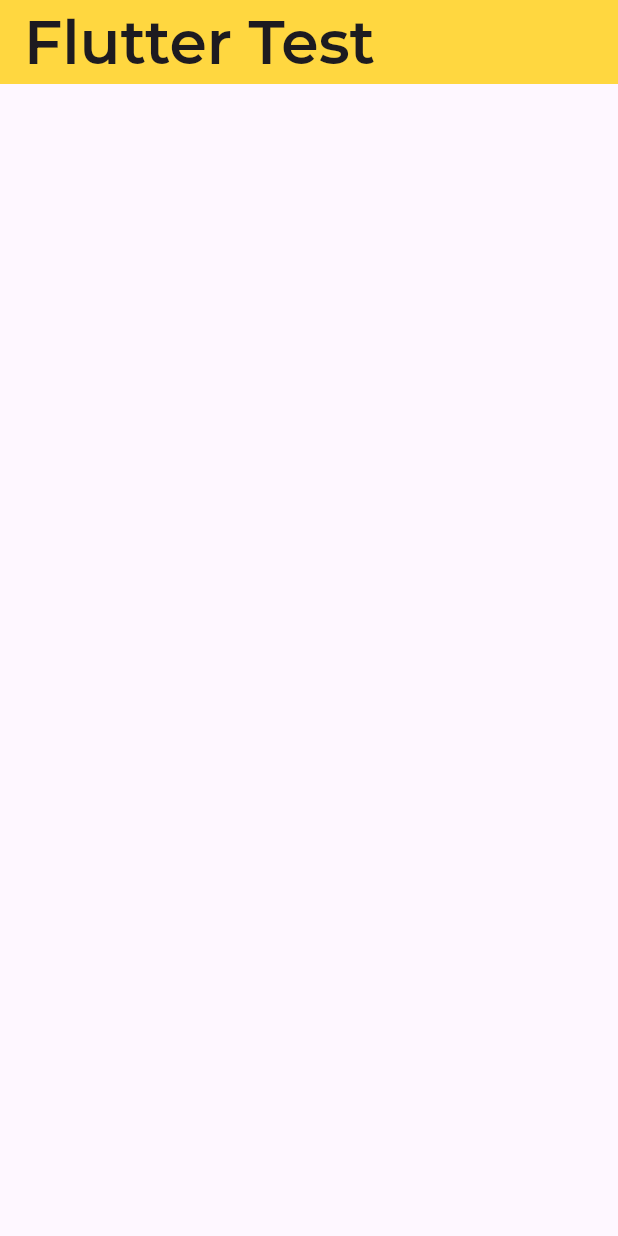
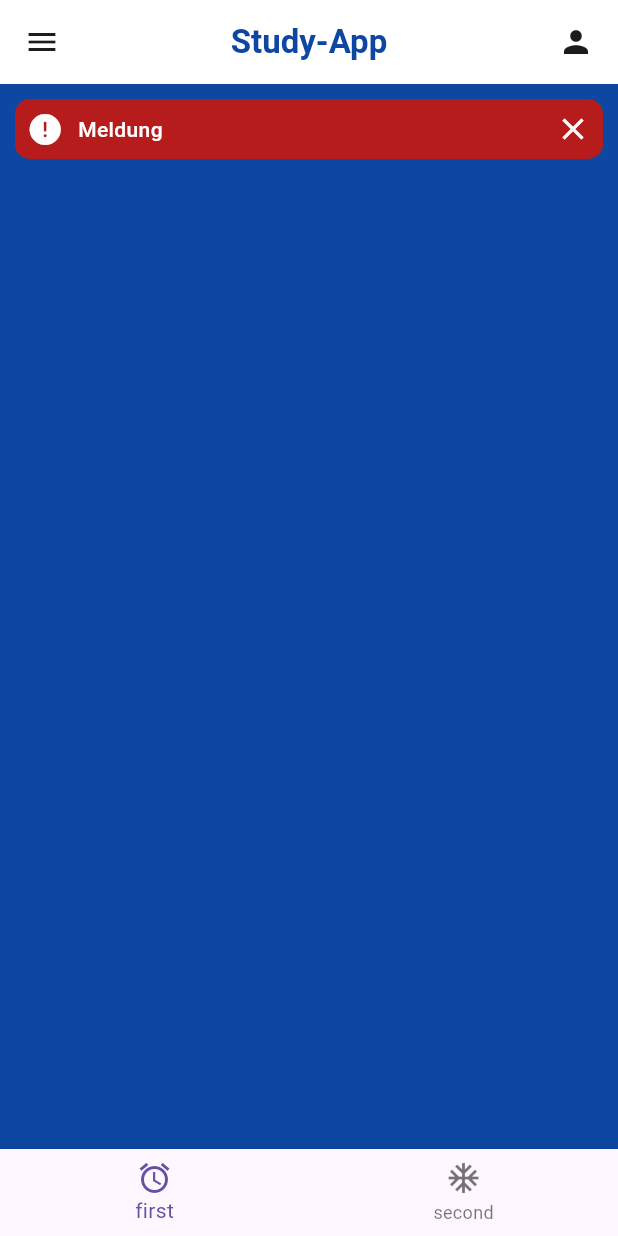
Before and after one commit to Addurezz/Study-App-User-Interface, a Flutter app: the screen it shows after launch, on a phone screen of 412 x 824 dp. Run offline on Flutter 3.47's test engine with Material 3 defaults, Android fonts, the phone set to English and light mode, and no system bars; project files that could hold a hidden picture were left out.

Commit message:
Basic setup of homepage, red rectangle started

```diff
--- a/lib/main.dart
+++ b/lib/main.dart
@@ -1,3 +1,4 @@
+import 'package:flutter/cupertino.dart';
 import 'package:flutter/material.dart';
 
 void main() {
@@ -10,20 +11,82 @@ class MyApp extends StatelessWidget {
   @override
   Widget build(BuildContext context) {
     return MaterialApp(
-      theme: ThemeData(),
-      home: Scaffold(
-        appBar: AppBar(
-          title: const Text(
-            "Flutter Test",
-            style: TextStyle(
-              fontFamily: "Montserrat",
-              fontSize: 40,
-              fontWeight: FontWeight.w600,
+        debugShowCheckedModeBanner: false,
+        home: Scaffold(
+          backgroundColor: Colors.blue[900],
+          appBar: AppBar(
+              backgroundColor: Colors.white,
+              title: Row(
+                mainAxisAlignment: MainAxisAlignment.spaceBetween,
+                children: [
+                  Icon(Icons.menu),
+                  Text("Study-App",
+                      style: TextStyle(
+                          color: Colors.blue[900],
+                          fontWeight: FontWeight.bold)),
+                  Icon(Icons.person)
+                ],
+              )),
+          body: Column(
+            children: [
+              // red rectangle+
+              Container(
+                decoration: BoxDecoration(
+                  color: Colors.red[900],
+                  borderRadius: BorderRadius.all(Radius.circular(10)),
+                ),
+                padding: EdgeInsets.all(8),
+                margin: EdgeInsets.all(10),
+                child: Column(
+                  children: [
+                    Row(
+                      mainAxisAlignment: MainAxisAlignment.spaceBetween,
+                      children: [
+                        Row(
+                          spacing: 10,
+                            children: [
+                          Icon(
+                            CupertinoIcons.exclamationmark_circle_fill,
+                            color: Colors.white,
+                          ),
+                          Text("Meldung",
+                              style: TextStyle(
+                                  color: Colors.white,
+                                  fontWeight: FontWeight.w500)),
+                        ]),
+                        Icon(
+                          Icons.close,
+                          color: Colors.white,
+                        )
+                      ],
+                    )
+                  ],
+                ),
+              ),
+              // Text Datum
+              Container(),
+
+              // 4 Kästchen
+              Container(),
+
+              //Mensa
+              Container(),
+
+              // Kalender
+              Container(),
+            ],
+          ),
+          bottomNavigationBar:
+              BottomNavigationBar(items: const <BottomNavigationBarItem>[
+            BottomNavigationBarItem(
+              icon: Icon(Icons.access_alarm),
+              label: "first",
             ),
-          ),
-          backgroundColor: Colors.amberAccent,
-        ),
-      )
-    );
+            BottomNavigationBarItem(
+              icon: Icon(Icons.ac_unit_outlined),
+              label: "second",
+            ),
+          ]),
+        ));
   }
 }
```
